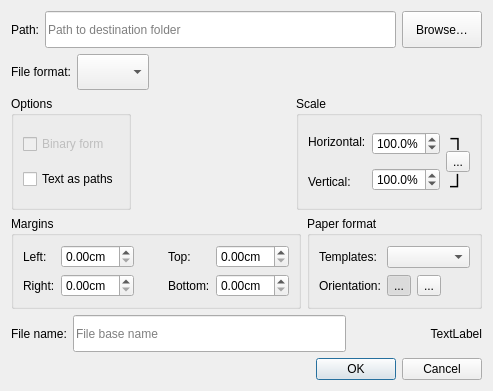
Old version of the form src/app/valentina/dialogs/dialogsavelayout.ui in the repository dismine/valentina.
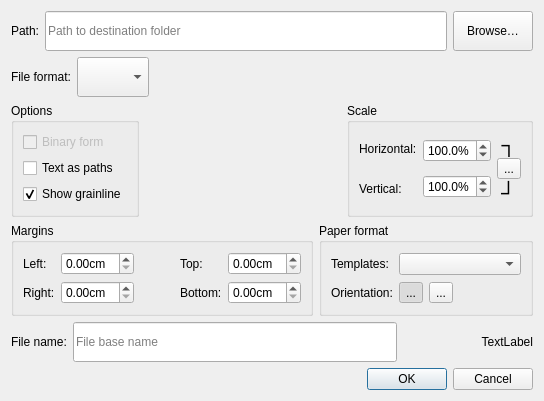
New version of the form. Icons and pictures are not drawn.

Commit message: Show/hide grainline when export. Closes #163

Diff of the .ui file:
```diff
--- a/src/app/valentina/dialogs/dialogsavelayout.ui
+++ b/src/app/valentina/dialogs/dialogsavelayout.ui
@@ -6,8 +6,8 @@
    <rect>
     <x>0</x>
     <y>0</y>
-    <width>493</width>
-    <height>391</height>
+    <width>544</width>
+    <height>401</height>
    </rect>
   </property>
   <property name="windowTitle">
@@ -129,6 +129,19 @@
           </property>
          </widget>
         </item>
+        <item>
+         <widget class="QCheckBox" name="checkBoxShowGrainline">
+          <property name="enabled">
+           <bool>true</bool>
+          </property>
+          <property name="text">
+           <string>Show grainline</string>
+          </property>
+          <property name="checked">
+           <bool>true</bool>
+          </property>
+         </widget>
+        </item>
        </layout>
       </widget>
      </item>
```
The commit also changes 21 other files.
